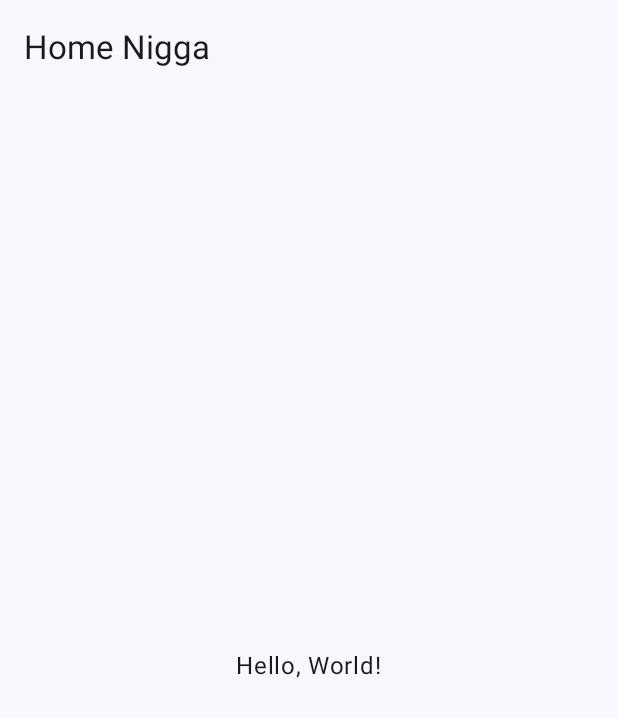
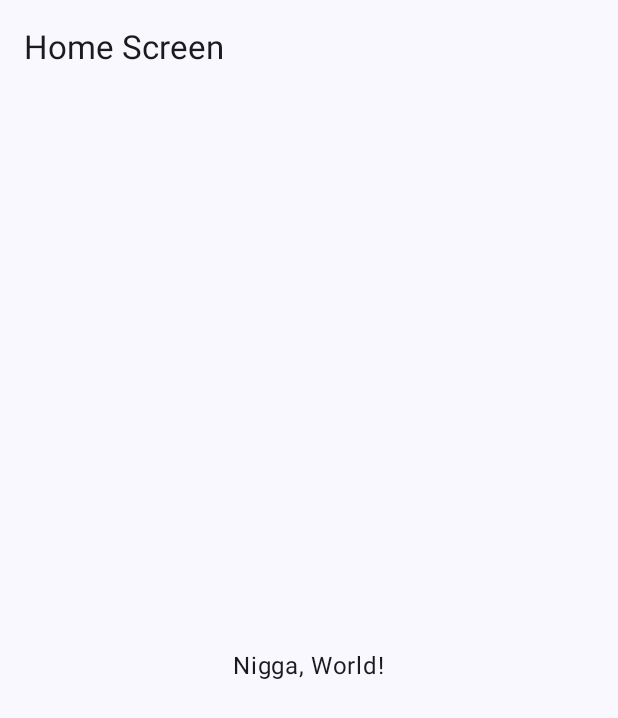
Before and after one commit to abhi7varshi/chef-in-home, an Android app built with Jetpack Compose: the screen it shows after launch (MainActivity), on a phone screen of 412 x 824 dp. Shown: the top 718 px of the screen. Run offline under Robolectric (Android 15) with nearby library versions, the phone set to English and light mode, and no system bars; our stand-ins replace Dagger/Hilt's generated code.

Commit message:
commit check v2

```diff
--- a/ChefApp/app/src/main/java/com/example/chefapp/MainActivity.kt
+++ b/ChefApp/app/src/main/java/com/example/chefapp/MainActivity.kt
@@ -45,7 +45,7 @@ fun HomeScreen() {
                 .fillMaxSize(),
             contentAlignment = Alignment.Center
         ) {
-            Text("Hello, World!")
+            Text("Nigga, World!")
         }
     }
 }
```
